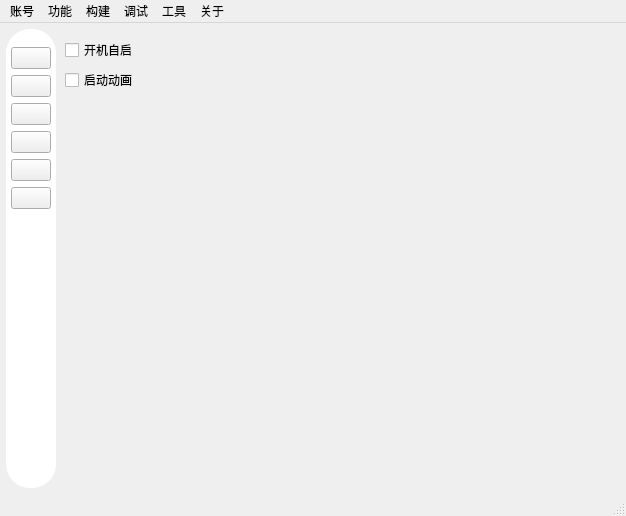
Above: mainwindow/mainwindow.ui from iwxyi/Bilibili-MagicalDanmaku before the change. Below: the same form after it.
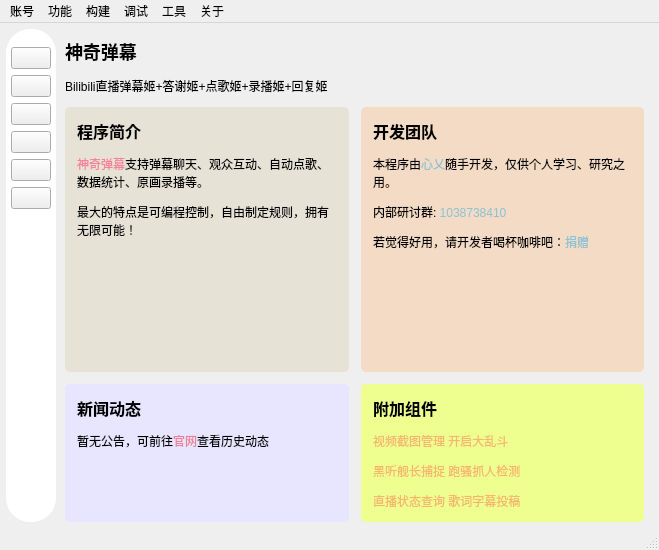
That is the form after the change. The open tabs and pages were chosen to show the change. Icons and pictures are not drawn. Custom widgets are drawn as their Qt base class.

Commit message: 完成程序信息页面

Diff of the .ui file:
```diff
--- a/mainwindow/mainwindow.ui
+++ b/mainwindow/mainwindow.ui
@@ -6,8 +6,8 @@
    <rect>
     <x>0</x>
     <y>0</y>
-    <width>626</width>
-    <height>516</height>
+    <width>659</width>
+    <height>550</height>
    </rect>
   </property>
   <property name="windowTitle">
@@ -45,6 +45,12 @@
     </property>
     <item>
      <widget class="QWidget" name="sideBarWidget" native="true">
+      <property name="minimumSize">
+       <size>
+        <width>48</width>
+        <height>0</height>
+       </size>
+      </property>
       <property name="styleSheet">
        <string notr="true">#sideBarWidget
 {
@@ -2826,6 +2832,86 @@
              </item>
             </layout>
            </widget>
+           <widget class="QWidget" name="startupSettingsCard" native="true">
+            <property name="geometry">
+             <rect>
+              <x>10</x>
+              <y>740</y>
+              <width>161</width>
+              <height>91</height>
+             </rect>
+            </property>
+            <property name="styleSheet">
+             <string notr="true">#startupSettingsCard
+{
+	background: #f7f7ff;
+	border: none;
+	border-radius: 5px;
+}</string>
+            </property>
+            <layout class="QVBoxLayout" name="verticalLayout_45">
+             <item>
+              <widget class="QLabel" name="label_32">
+               <property name="sizePolicy">
+                <sizepolicy hsizetype="Preferred" vsizetype="Fixed">
+                 <horstretch>0</horstretch>
+                 <verstretch>0</verstretch>
+                </sizepolicy>
+               </property>
+               <property name="styleSheet">
+                <string notr="true">font-size: 14px;
+font-weight: 500;</string>
+               </property>
+               <property name="text">
+                <string>开机</string>
+               </property>
+               <property name="alignment">
+                <set>Qt::AlignCenter</set>
+               </property>
+              </widget>
+             </item>
+             <item>
+              <widget class="QWidget" name="widget_27" native="true">
+               <property name="minimumSize">
+                <size>
+                 <width>0</width>
+                 <height>1</height>
+                </size>
+               </property>
+               <property name="maximumSize">
+                <size>
+                 <width>16777215</width>
+                 <height>1</height>
+                </size>
+               </property>
+               <property name="styleSheet">
+                <string notr="true">background: lightgray;
+margin: 40px;</string>
+               </property>
+              </widget>
+             </item>
+             <item>
+              <widget class="QCheckBox" name="startOnRebootCheck">
+               <property name="toolTip">
+                <string>&lt;html&gt;&lt;head/&gt;&lt;body&gt;&lt;p&gt;开机时自动启动神奇弹幕&lt;/p&gt;&lt;p&gt;针对部分系统，可能无效&lt;/p&gt;&lt;/body&gt;&lt;/html&gt;</string>
+               </property>
+               <property name="text">
+                <string>开机自启</string>
+               </property>
+              </widget>
+             </item>
+             <item>
+              <widget class="QCheckBox" name="startupAnimationCheck">
+               <property name="toolTip">
+                <string>&lt;html&gt;&lt;head/&gt;&lt;body&gt;&lt;p&gt;所有本该发送的弹幕都只显示在“实时弹幕”中，不真正发送&lt;/p&gt;&lt;p&gt;适用于调试不熟悉功能&lt;/p&gt;&lt;/body&gt;&lt;/html&gt;</string>
+               </property>
+               <property name="text">
+                <string>启动动画</string>
+               </property>
+              </widget>
+             </item>
+            </layout>
+           </widget>
           </widget>
          </widget>
         </item>
@@ -5067,39 +5153,296 @@
        </layout>
       </widget>
       <widget class="QWidget" name="preferencePage">
-       <layout class="QVBoxLayout" name="verticalLayout_16">
+       <layout class="QVBoxLayout" name="verticalLayout_16" stretch="0,0,1">
+        <property name="spacing">
+         <number>12</number>
+        </property>
+        <property name="topMargin">
+         <number>9</number>
+        </property>
+        <property name="bottomMargin">
+         <number>0</number>
+        </property>
         <item>
-         <widget class="QCheckBox" name="startOnRebootCheck">
-          <property name="toolTip">
-           <string>&lt;html&gt;&lt;head/&gt;&lt;body&gt;&lt;p&gt;开机时自动启动神奇弹幕&lt;/p&gt;&lt;p&gt;针对部分系统，可能无效&lt;/p&gt;&lt;/body&gt;&lt;/html&gt;</string>
+         <widget class="QLabel" name="appNameLabel">
+          <property name="styleSheet">
+           <string notr="true">font-size: 18px;
+font-weight: 500;</string>
           </property>
           <property name="text">
-           <string>开机自启</string>
+           <string>神奇弹幕</string>
           </property>
          </widget>
         </item>
         <item>
-         <widget class="QCheckBox" name="startupAnimationCheck">
-          <property name="toolTip">
-           <string>&lt;html&gt;&lt;head/&gt;&lt;body&gt;&lt;p&gt;所有本该发送的弹幕都只显示在“实时弹幕”中，不真正发送&lt;/p&gt;&lt;p&gt;适用于调试不熟悉功能&lt;/p&gt;&lt;/body&gt;&lt;/html&gt;</string>
-          </property>
+         <widget class="QLabel" name="appDescLabel">
           <property name="text">
-           <string>启动动画</string>
+           <string>Bilibili直播弹幕姬+答谢姬+点歌姬+录播姬+回复姬</string>
           </property>
+          <property name="wordWrap">
+           <bool>true</bool>
+          </property>
          </widget>
         </item>
         <item>
-         <spacer name="verticalSpacer_9">
-          <property name="orientation">
-           <enum>Qt::Vertical</enum>
+         <layout class="QGridLayout" name="gridLayout_3" rowstretch="3,1" columnminimumwidth="0,0">
+          <property name="topMargin">
+           <number>0</number>
           </property>
-          <property name="sizeHint" stdset="0">
-           <size>
-            <width>20</width>
-            <height>267</height>
-           </size>
+          <property name="spacing">
+           <number>12</number>
           </property>
-         </spacer>
+          <item row="0" column="1">
+           <widget class="QWidget" name="tenCard2" native="true">
+            <property name="styleSheet">
+             <string notr="true">#tenCard2
+{
+	background: #f3dbc5;
+	border-radius: 5px;
+}</string>
+            </property>
+            <layout class="QVBoxLayout" name="verticalLayout_14" stretch="0,0,1">
+             <property name="spacing">
+              <number>12</number>
+             </property>
+             <property name="leftMargin">
+              <number>12</number>
+             </property>
+             <property name="topMargin">
+              <number>12</number>
+             </property>
+             <property name="rightMargin">
+              <number>12</number>
+             </property>
+             <property name="bottomMargin">
+              <number>12</number>
+             </property>
+             <item>
+              <widget class="QLabel" name="label_37">
+               <property name="styleSheet">
+                <string notr="true">font-size: 16px;
+font-weight: 500;</string>
+               </property>
+               <property name="text">
+                <string>开发团队</string>
+               </property>
+              </widget>
+             </item>
+             <item>
+              <widget class="QLabel" name="tenCardLabel2">
+               <property name="text">
+                <string>&lt;html&gt;&lt;head/&gt;&lt;body&gt;&lt;p&gt;本程序由&lt;a href=&quot;https://github.com/iwxyi&quot;&gt;&lt;span style=&quot;text-decoration: none; color:#8cc2d4;&quot;&gt;心乂&lt;/span&gt;&lt;/a&gt;随手开发，仅供个人学习、研究之用。&lt;/p&gt;&lt;p&gt;内部研讨群: &lt;a href=&quot;this://copy_qq&quot;&gt;&lt;span style=&quot;text-decoration: none; color:#8cc2d4;&quot;&gt;1038738410&lt;/span&gt;&lt;/a&gt;&lt;/p&gt;&lt;p&gt;若觉得好用，请开发者喝杯咖啡吧：&lt;a href=&quot;this://donation&quot;&gt;&lt;span style=&quot;text-decoration: none; color:#8cc2d4;&quot;&gt;捐赠&lt;/span&gt;&lt;/a&gt;&lt;/p&gt;&lt;/body&gt;&lt;/html&gt;</string>
+               </property>
+               <property name="wordWrap">
+                <bool>true</bool>
+               </property>
+               <property name="textInteractionFlags">
+                <set>Qt::LinksAccessibleByMouse|Qt::TextSelectableByMouse</set>
+               </property>
+              </widget>
+             </item>
+             <item>
+              <widget class="QLabel" name="label_39">
+               <property name="minimumSize">
+                <size>
+                 <width>0</width>
+                 <height>100</height>
+                </size>
+               </property>
+               <property name="styleSheet">
+                <string notr="true">border-image:url(:/illustrations/balloon);
+background-position:center;
+background-repeat:none;</string>
+               </property>
+               <property name="text">
+                <string/>
+               </property>
+              </widget>
+             </item>
+            </layout>
+           </widget>
+          </item>
+          <item row="0" column="0">
+           <widget class="QWidget" name="tenCard1" native="true">
+            <property name="styleSheet">
+             <string notr="true">#tenCard1
+{
+	background: #e7e2d6;
+	border-radius: 5px;
+}</string>
+            </property>
+            <layout class="QVBoxLayout" name="verticalLayout_6" stretch="0,0,1">
+             <property name="spacing">
+              <number>12</number>
+             </property>
+             <property name="leftMargin">
+              <number>12</number>
+             </property>
+             <property name="topMargin">
+              <number>12</number>
+             </property>
+             <property name="rightMargin">
+              <number>12</number>
+             </property>
+             <property name="bottomMargin">
+              <number>12</number>
+             </property>
+             <item>
+              <widget class="QLabel" name="label_34">
+               <property name="styleSheet">
+                <string notr="true">font-size: 16px;
+font-weight: 500;</string>
+               </property>
+               <property name="text">
+                <string>程序简介</string>
+               </property>
+              </widget>
+             </item>
+             <item>
+              <widget class="QLabel" name="tenCardLabel1">
+               <property name="text">
+                <string>&lt;html&gt;&lt;head/&gt;&lt;body&gt;&lt;p&gt;&lt;a href=&quot;http://danmaku.lyixi.com&quot;&gt;&lt;span style=&quot; text-decoration: none; color:#f78198;&quot;&gt;神奇弹幕&lt;/span&gt;&lt;/a&gt;支持弹幕聊天、观众互动、自动点歌、数据统计、原画录播等。&lt;/p&gt;&lt;p&gt;最大的特点是可编程控制，自由制定规则，拥有无限可能！&lt;/p&gt;&lt;p&gt;点此查看&lt;a href=&quot;http://anchor.lyixi.com&quot;&gt;&lt;span style=&quot; text-decoration: none; color:#f78198;&quot;&gt;主播案例&lt;/span&gt;&lt;/a&gt;&lt;/p&gt;&lt;/body&gt;&lt;/html&gt;</string>
+               </property>
+               <property name="wordWrap">
+                <bool>true</bool>
+               </property>
+               <property name="textInteractionFlags">
+                <set>Qt::LinksAccessibleByMouse|Qt::TextSelectableByMouse</set>
+               </property>
+              </widget>
+             </item>
+             <item>
+              <widget class="QLabel" name="label_36">
+               <property name="minimumSize">
+                <size>
+                 <width>0</width>
+                 <height>100</height>
+                </size>
+               </property>
+               <property name="styleSheet">
+                <string notr="true">border-image:url(:/illustrations/heart);
+background-position:center;
+background-repeat:none;</string>
+               </property>
+               <property name="text">
+                <string/>
+               </property>
+              </widget>
+             </item>
+            </layout>
+           </widget>
+          </item>
+          <item row="1" column="0">
+           <widget class="QWidget" name="tenCard3" native="true">
+            <property name="styleSheet">
+             <string notr="true">#tenCard3
+{
+	background: #e7e5ff;
+	border-radius: 5px;
+}</string>
+            </property>
+            <layout class="QVBoxLayout" name="verticalLayout_47" stretch="0,1">
+             <property name="spacing">
+              <number>12</number>
+             </property>
+             <property name="leftMargin">
+              <number>12</number>
+             </property>
+             <property name="topMargin">
+              <number>12</number>
+             </property>
+             <property name="rightMargin">
+              <number>12</number>
+             </property>
+             <property name="bottomMargin">
+              <number>12</number>
+             </property>
+             <item>
+              <widget class="QLabel" name="label_42">
+               <property name="styleSheet">
+                <string notr="true">font-size: 16px;
+font-weight: 500;</string>
+               </property>
+               <property name="text">
+                <string>新闻动态</string>
+               </property>
+              </widget>
+             </item>
+             <item>
+              <widget class="QLabel" name="tenCardLabel3">
+               <property name="text">
+                <string>&lt;html&gt;&lt;head/&gt;&lt;body&gt;&lt;p&gt;暂无公告，可前往&lt;a href=&quot;http://lyixi.com&quot;&gt;&lt;span style=&quot; text-decoration: none; color:#ea8394;&quot;&gt;官网&lt;/span&gt;&lt;/a&gt;查看历史动态&lt;/p&gt;&lt;/body&gt;&lt;/html&gt;</string>
+               </property>
+               <property name="alignment">
+                <set>Qt::AlignLeading|Qt::AlignLeft|Qt::AlignTop</set>
+               </property>
+               <property name="wordWrap">
+                <bool>true</bool>
+               </property>
+               <property name="textInteractionFlags">
+                <set>Qt::LinksAccessibleByMouse|Qt::TextSelectableByMouse</set>
+               </property>
+              </widget>
+             </item>
+            </layout>
+           </widget>
+          </item>
+          <item row="1" column="1">
+           <widget class="QWidget" name="tenCard4" native="true">
+            <property name="styleSheet">
+             <string notr="true">#tenCard4
+{
+	background: #efff8f;
+	border-radius: 5px;
+}</string>
+            </property>
+            <layout class="QVBoxLayout" name="verticalLayout_46" stretch="0,1">
+             <property name="spacing">
+              <number>12</number>
+             </property>
+             <property name="leftMargin">
+              <number>12</number>
+             </property>
+             <property name="topMargin">
+              <number>12</number>
+             </property>
+             <property name="rightMargin">
+              <number>12</number>
+             </property>
+             <property name="bottomMargin">
+              <number>12</number>
+             </property>
+             <item>
+              <widget class="QLabel" name="label_40">
+               <property name="styleSheet">
+                <string notr="true">font-size: 16px;
+font-weight: 500;</string>
+               </property>
+               <property name="text">
+                <string>附加组件</string>
+               </property>
+              </widget>
+             </item>
+             <item>
+              <widget class="QLabel" name="tenCardLabel4">
+               <property name="text">
+                <string>&lt;html&gt;&lt;head/&gt;&lt;body&gt;&lt;p&gt;&lt;a href=&quot;this://capture_manager&quot;&gt;&lt;span style=&quot; text-decoration: none; color:#f5b670;&quot;&gt;视频截图管理&lt;/span&gt;&lt;/a&gt;&amp;nbsp;&lt;a href=&quot;this://start_pk&quot;&gt;&lt;span style=&quot; text-decoration: none; color:#f5b670;&quot;&gt;开启大乱斗&lt;/span&gt;&lt;/a&gt;&lt;/p&gt;&lt;p&gt;&lt;a href=&quot;this://guard_catch&quot;&gt;&lt;span style=&quot; text-decoration: none; color:#f5b670;&quot;&gt;黑听舰长捕捉&lt;/span&gt;&lt;/a&gt;&amp;nbsp;&lt;a href=&quot;this://catch_you&quot;&gt;&lt;span style=&quot; text-decoration: none; color:#f5b670;&quot;&gt;跑骚抓人检测&lt;/span&gt;&lt;/a&gt;&lt;/p&gt;&lt;p&gt;&lt;a href=&quot;this://live_status&quot;&gt;&lt;span style=&quot; text-decoration: none; color:#f5b670;&quot;&gt;直播状态查询&lt;/span&gt;&lt;/a&gt;&amp;nbsp;&lt;a href=&quot;this://lyrics&quot;&gt;&lt;span style=&quot; text-decoration: none; color:#f5b670;&quot;&gt;歌词字幕投稿&lt;/span&gt;&lt;/a&gt;&lt;/p&gt;&lt;/body&gt;&lt;/html&gt;</string>
+               </property>
+               <property name="alignment">
+                <set>Qt::AlignLeading|Qt::AlignLeft|Qt::AlignTop</set>
+               </property>
+               <property name="wordWrap">
+                <bool>true</bool>
+               </property>
+               <property name="textInteractionFlags">
+                <set>Qt::LinksAccessibleByMouse|Qt::TextSelectableByMouse</set>
+               </property>
+              </widget>
+             </item>
+            </layout>
+           </widget>
+          </item>
+         </layout>
         </item>
        </layout>
       </widget>
@@ -5112,7 +5455,7 @@
     <rect>
      <x>0</x>
      <y>0</y>
-     <width>626</width>
+     <width>659</width>
      <height>21</height>
     </rect>
    </property>
```
Left out of the diff: 18 changed lines with no effect on the pictures. The commit also changes 6 other files.
